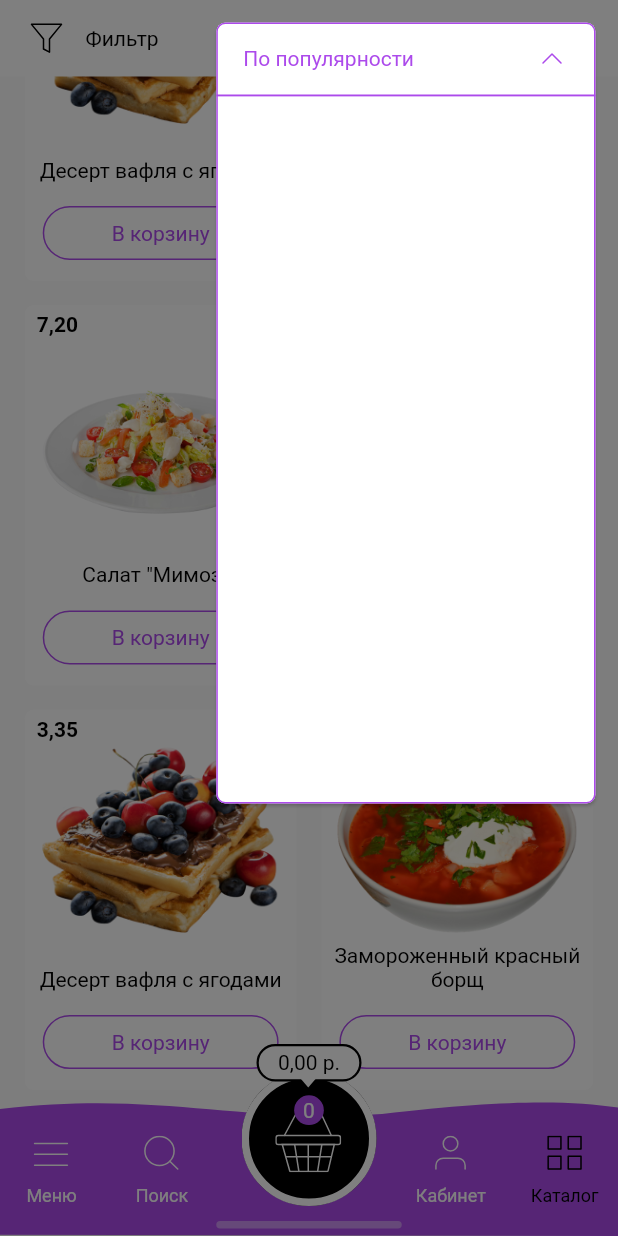
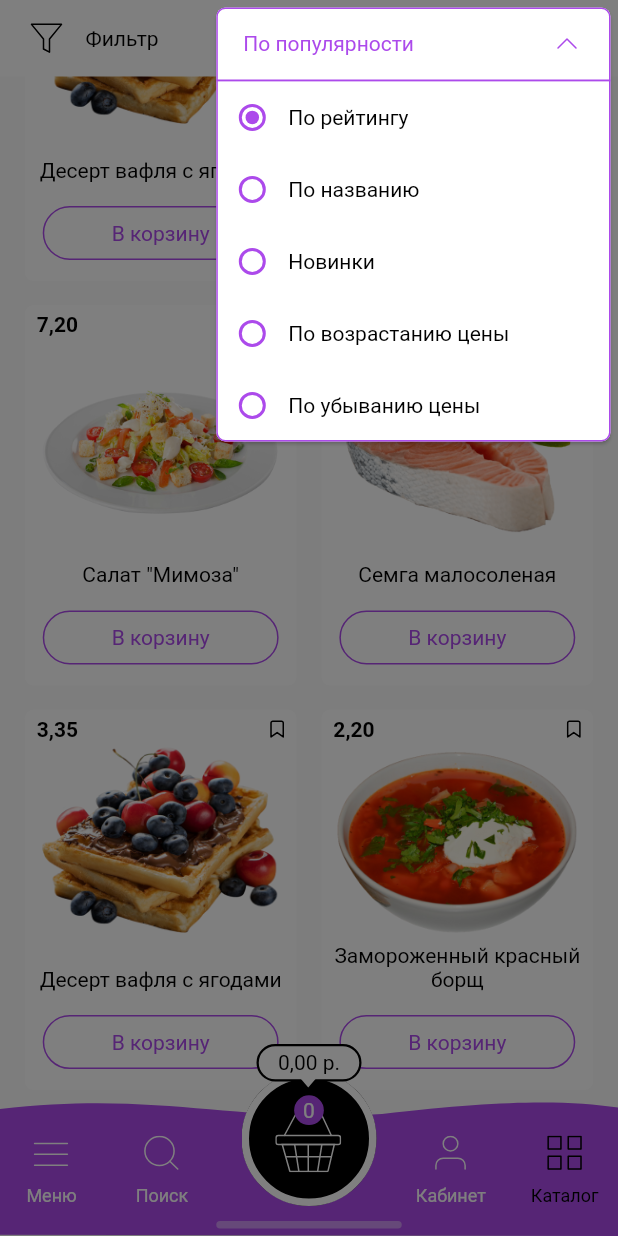
Before and after one commit to guvanch07/emelya, a Flutter app: the AppBottomNavBar screen opened directly, scrolled down 394 dp, after a tap on "По популярности", on a phone screen of 412 x 824 dp. Run offline on Flutter 3.47's test engine with Material 2 defaults, Android fonts, the phone set to English and light mode, and no system bars; drawn by our look-alikes of expandable; our stand-ins replace flutter_svg, fluttertoast, google_fonts, sizer; Roboto replaces fonts that are missing (Arial).

Commit message:
fixed size of sort dialog

```diff
--- a/lib/widgets/filter_widget.dart
+++ b/lib/widgets/filter_widget.dart
@@ -58,15 +58,17 @@ class Filter extends StatelessWidget {
             onTap: () => showGeneralDialog(
               barrierDismissible: false,
               barrierColor: Colors.black.withOpacity(0.5),
-              transitionDuration: const Duration(milliseconds: 500),
+              transitionDuration: const Duration(milliseconds: 400),
               context: context,
               pageBuilder: (context, anim1, anim2) {
-                return SafeArea(child: SortDialog());
+                return const SafeArea(child: SortDialog());
               },
               transitionBuilder: (context, anim1, anim2, child) {
                 return SlideTransition(
-                  position: Tween(begin: Offset(1, 1), end: Offset(0, 0))
-                      .animate(anim1),
+                  position: Tween(
+                    begin: const Offset(0, -1),
+                    end: const Offset(0, 0),
+                  ).animate(anim1),
                   child: child,
                 );
               },
@@ -90,10 +92,27 @@ class Filter extends StatelessWidget {
   }
 }
 
+class SortType {
+  SortType({
+    required this.id,
+    required this.sortName,
+  });
+
+  final int id;
+  final String sortName;
+
+  static List<SortType> getSortTypes = [
+    SortType(id: 0, sortName: 'По популярности'),
+    SortType(id: 1, sortName: 'По рейтингу'),
+    SortType(id: 2, sortName: 'По названию'),
+    SortType(id: 3, sortName: 'Новинки'),
+    SortType(id: 4, sortName: 'По возрастанию цены'),
+    SortType(id: 5, sortName: 'По убыванию цены'),
+  ];
+}
+
 class SortDialog extends StatefulWidget {
-  const SortDialog({
-    Key? key,
-  }) : super(key: key);
+  const SortDialog();
 
   @override
   _SortDialogState createState() => _SortDialogState();
@@ -109,12 +128,15 @@ class _SortDialogState extends State<SortDialog> {
   }
 
   var currentSortType = 'По популярности';
+  int value = 0;
 
   @override
   Widget build(BuildContext context) {
     final bodyStyle = Theme.of(context).textTheme.bodyText1;
 
-    return Card(
+    return Align(
+      alignment: Alignment.topRight,
+      child: Card(
         shape: const RoundedRectangleBorder(
           side: BorderSide(
             color: AppColors.purple,
@@ -123,8 +145,10 @@ class _SortDialogState extends State<SortDialog> {
             Radius.circular(6),
           ),
         ),
-      margin: EdgeInsets.fromLTRB(35.w, 15, 15, 70.w),
+        // insetPadding: EdgeInsets.fromLTRB(20.w, 0, 20.w, 0),
+        margin: EdgeInsets.only(left: 35.w, top: 5, right: 5),
         child: Column(
+          mainAxisSize: MainAxisSize.min,
           children: [
             GestureDetector(
               onTap: () => Navigator.of(context).pop(),
@@ -159,22 +183,33 @@ class _SortDialogState extends State<SortDialog> {
               height: 1.25,
               color: AppColors.purple,
             ),
-          // for (int i = 1; i <= 5; i++)
-          //   ListTile(
-          //     title: Text(
-          //       'Radio $i',
-          //       style: Theme.of(context)
-          //           .textTheme
-          //           .subtitle1
-          //           ?.copyWith(color: i == 5 ? Colors.black38 : Colors.brown),
-          //     ),
-          //     leading: Radio(
-          //       value: i,
-          //       groupValue: _value,
-          //       onChanged: null,
-          //     ),
-          //   ),
+            for (int i = 1; i <= 5; i++)
+              Row(
+                children: [
+                  Theme(
+                    data: ThemeData(
+                      accentColor: AppColors.purple,
+                      primaryColor: AppColors.purple,
+                      unselectedWidgetColor: AppColors.purple,
+                    ),
+                    child: Radio(
+                      value: i,
+                      groupValue: _value,
+                      onChanged: (int? value) {
+                        setState(() {
+                          _value = value!;
+                        });
+                      },
+                    ),
+                  ),
+                  Text(
+                    SortType.getSortTypes[i].sortName,
+                    style: bodyStyle,
+                  ),
                 ],
+              ),
+          ],
+        ),
       ),
     );
   }
```
Lines whose indentation alone changed are shown as unchanged.
